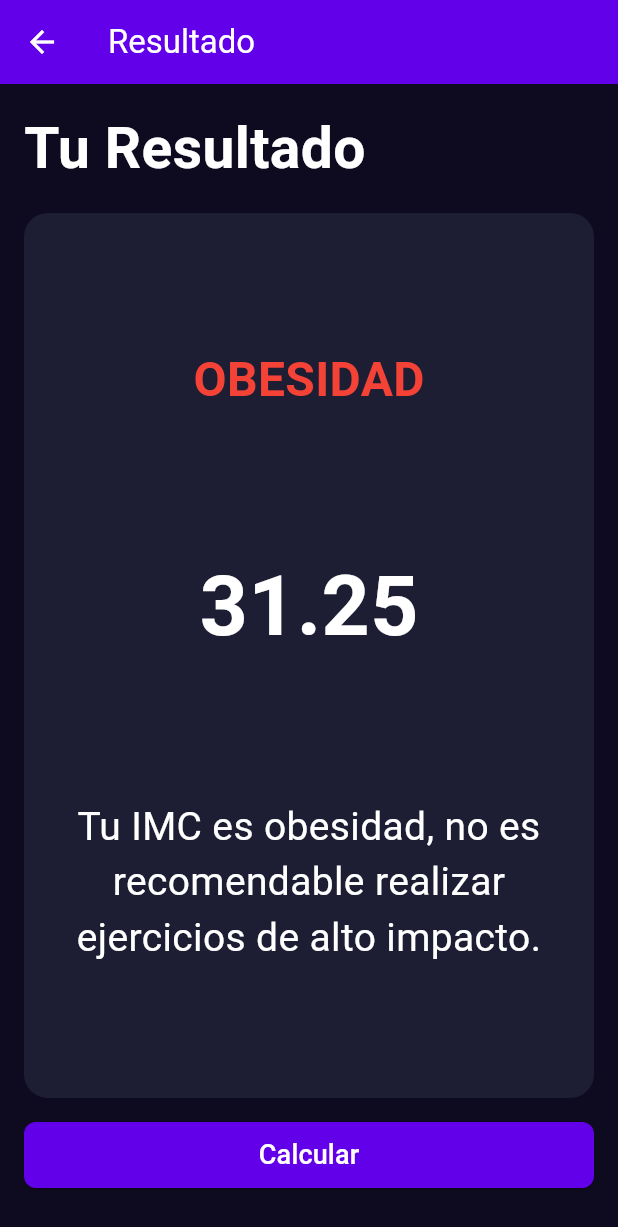
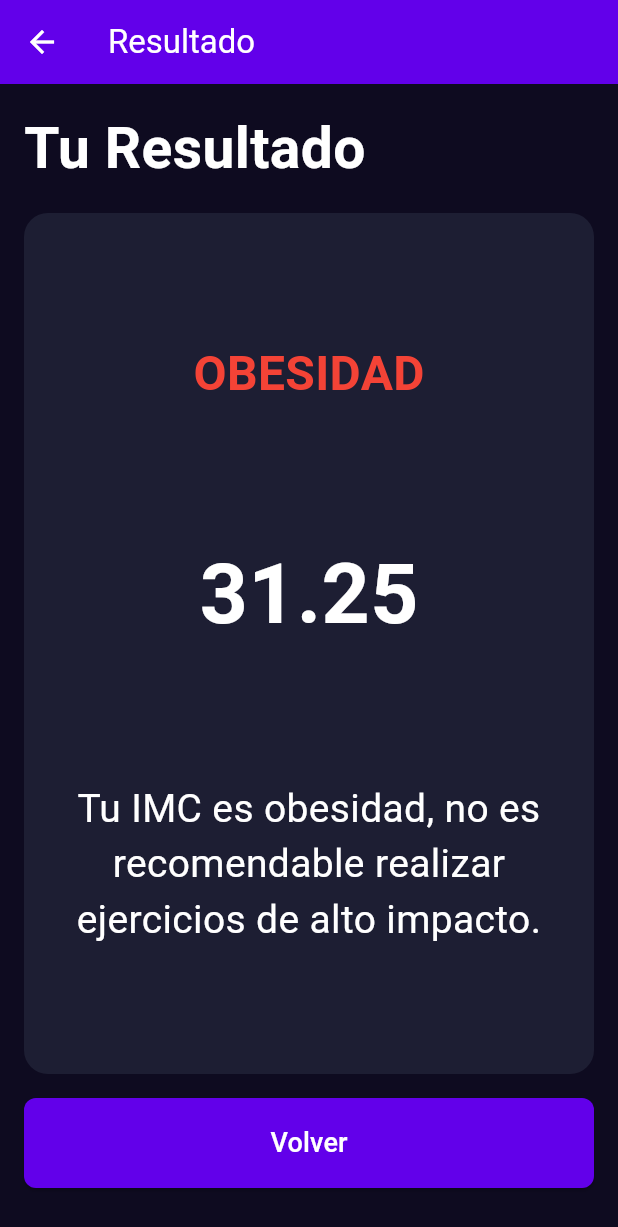
Before and after one commit to igrisdev/flutter_application_2, a Flutter app: the screen it shows after launch, after a tap on "Calcular", on a phone screen of 412 x 824 dp. Shown: the top 1227 px of the screen. Run offline on Flutter 3.47's test engine with Material 3 defaults, Android fonts, the phone set to English and light mode, and no system bars.

Commit message:
Refactor ImcResultScreen's bodyResult method signature and update button to navigate back to ImcHomeScreen with 'Volver' label.

```diff
--- a/lib/screens/imc_result_screen.dart
+++ b/lib/screens/imc_result_screen.dart
@@ -22,7 +22,7 @@ class ImcResultScreen extends StatelessWidget {
     );
   }
 
-  Padding bodyResult(context) {
+  Padding bodyResult(BuildContext context) {
     double fixedHeight = height / 100;
     double imcResult = weight / (fixedHeight * fixedHeight);
 
@@ -84,22 +84,14 @@ class ImcResultScreen extends StatelessWidget {
               ),
             ),
           ),
-          SizedBox(
-            height: 60,
-            width: double.infinity,
-            child: Padding(
-              padding: const EdgeInsets.only(bottom: 16),
+          Padding(
+            padding: const EdgeInsets.only(bottom: 16),
+            child: SizedBox(
+              height: 60,
+              width: double.infinity,
               child: ElevatedButton(
                 onPressed: () {
-                  Navigator.push(
-                    context,
-                    MaterialPageRoute(
-                      builder: (context) => ImcHomeScreen(
-                        // height: selectedHeight,
-                        // weight: selectedWeight,
-                      ),
-                    ),
-                  );
+                  Navigator.pop(context);
                 },
                 style: ButtonStyle(
                   shape: WidgetStateProperty.all(
@@ -109,7 +101,7 @@ class ImcResultScreen extends StatelessWidget {
                   ),
                   backgroundColor: WidgetStateProperty.all(AppColors.primary),
                 ),
-                child: Text('Calcular', style: TextStyles.bodyText),
+                child: Text('Volver', style: TextStyles.bodyText),
               ),
             ),
           ),
```
